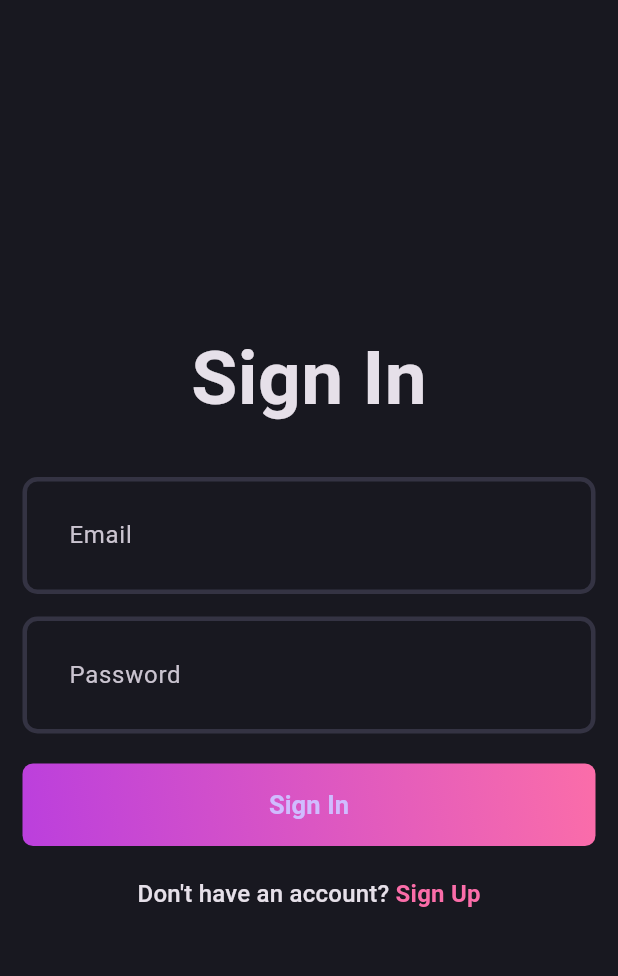
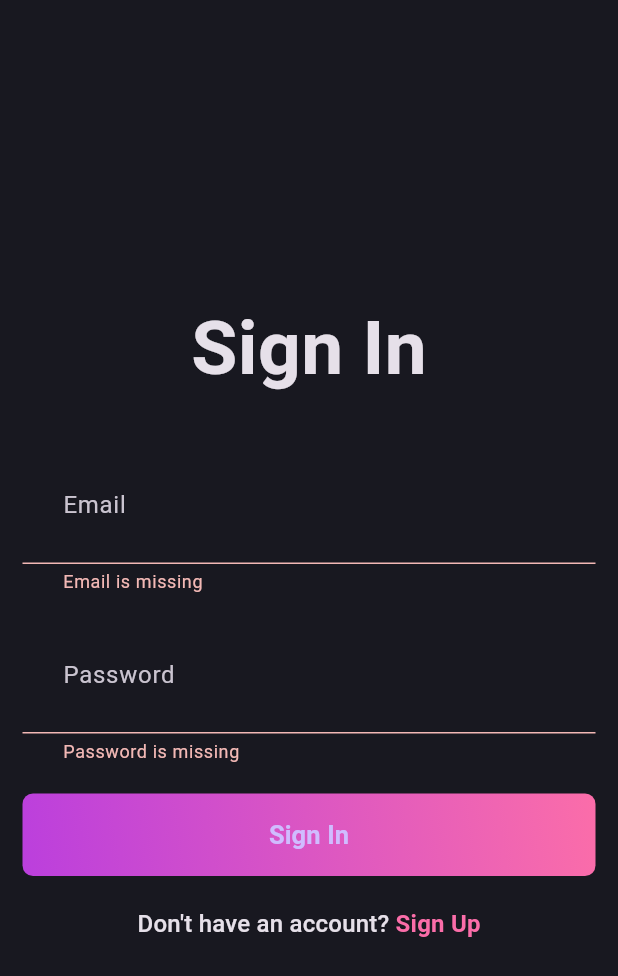
Before and after one commit to adegtun/blog_app, a Flutter app: the screen it shows after launch, after a tap on "Sign In", on a phone screen of 412 x 824 dp. Shown: the top 976 px of the screen. Run offline on Flutter 3.47's test engine with Material 3 defaults, Android fonts, the phone set to English and light mode, and no system bars; our stand-ins replace flutter_bloc, fpdart, get_it, supabase_flutter; accounts and stored records are empty.

Commit message:
setting up bloc for sign up and sign in

```diff
--- /dev/null
+++ b/lib/features/auth/domain/usecases/user_sign_in.dart
@@ -0,0 +1,23 @@
+import 'package:blog_app/core/error/failures.dart';
+import 'package:blog_app/core/usecase/usecase.dart';
+import 'package:blog_app/features/auth/domain/entities/user.dart';
+import 'package:blog_app/features/auth/domain/repository/auth_reposistory.dart';
+import 'package:fpdart/fpdart.dart';
+
+class UserSignIn implements UseCase<User, UserSignInParams> {
+  final AuthRepository authRepository;
+
+  UserSignIn(this.authRepository);
+  @override
+  Future<Either<Failure, User>> call(UserSignInParams params) async {
+    return await authRepository.signInWithEmailPassword(
+        email: params.email, password: params.password);
+  }
+}
+
+class UserSignInParams {
+  final String email;
+  final String password;
+
+  UserSignInParams({required this.email, required this.password});
+}
--- a/lib/features/auth/presentation/bloc/auth_bloc.dart
+++ b/lib/features/auth/presentation/bloc/auth_bloc.dart
@@ -1,4 +1,5 @@
 import 'package:blog_app/features/auth/domain/entities/user.dart';
+import 'package:blog_app/features/auth/domain/usecases/user_sign_in.dart';
 import 'package:blog_app/features/auth/domain/usecases/user_sign_up.dart';
 import 'package:flutter/material.dart';
 import 'package:flutter_bloc/flutter_bloc.dart';
@@ -8,15 +9,28 @@ part 'auth_state.dart';
 
 class AuthBloc extends Bloc<AuthEvent, AuthState> {
   final UserSignUp _userSignUp;
-  AuthBloc({required UserSignUp userSignUp})
+  final UserSignIn _userSignIn;
+  AuthBloc({required UserSignUp userSignUp, required UserSignIn userSignIn})
       : _userSignUp = userSignUp,
+        _userSignIn = userSignIn,
         super(AuthInitial()) {
-    on<AuthSignUp>((event, emit) async {
-      emit(AuthLoading());
-      final res = await _userSignUp(UserSignUpParams(
-          email: event.email, password: event.password, name: event.name));
-      res.fold((failure) => emit(AuthFailure(failure.message)),
-          (user) => emit(AuthSuccess(user)));
-    });
+    on<AuthSignUp>(_onAuthSignUp);
+    on<AuthSignIn>(_onAuthSignIn);
+  }
+
+  void _onAuthSignUp(AuthSignUp event, Emitter<AuthState> emit) async {
+    emit(AuthLoading());
+    final res = await _userSignUp(UserSignUpParams(
+        email: event.email, password: event.password, name: event.name));
+    res.fold((failure) => emit(AuthFailure(failure.message)),
+        (user) => emit(AuthSuccess(user)));
+  }
+
+  void _onAuthSignIn(AuthSignIn event, Emitter<AuthState> emit) async {
+    emit(AuthLoading());
+    final res = await _userSignIn(
+        UserSignInParams(email: event.email, password: event.password));
+    res.fold((failure) => emit(AuthFailure(failure.message)),
+        (user) => emit(AuthSuccess(user)));
   }
 }
--- a/lib/features/auth/presentation/bloc/auth_event.dart
+++ b/lib/features/auth/presentation/bloc/auth_event.dart
@@ -10,3 +10,10 @@ final class AuthSignUp extends AuthEvent {
 
   AuthSignUp({required this.email, required this.password, required this.name});
 }
+
+final class AuthSignIn extends AuthEvent {
+  final String email;
+  final String password;
+
+  AuthSignIn({required this.email, required this.password});
+}
--- a/lib/features/auth/presentation/pages/signin_page.dart
+++ b/lib/features/auth/presentation/pages/signin_page.dart
@@ -1,6 +1,10 @@
+import 'package:blog_app/core/common/widgets/loader.dart';
 import 'package:blog_app/core/theme/app_pallete.dart';
+import 'package:blog_app/core/utils/show_snackbar.dart';
+import 'package:blog_app/features/auth/presentation/bloc/auth_bloc.dart';
 import 'package:blog_app/features/auth/presentation/pages/signup_page.dart';
 import 'package:flutter/material.dart';
+import 'package:flutter_bloc/flutter_bloc.dart';
 
 import '../widgets/auth_field.dart';
 import '../widgets/auth_gradient_button.dart';
@@ -30,7 +34,17 @@ class _SigninPageState extends State<SigninPage> {
     return Scaffold(
       body: Padding(
         padding: const EdgeInsets.all(15.0),
-        child: Form(
+        child: BlocConsumer<AuthBloc, AuthState>(
+          listener: (context, state) {
+            if (state is AuthFailure) {
+              showSnackBar(context, state.message);
+            }
+          },
+          builder: (context, state) {
+            if (state is AuthLoading) {
+              return const Loader();
+            }
+            return Form(
               key: formKey,
               child: Column(
                 mainAxisAlignment: MainAxisAlignment.center,
@@ -47,7 +61,16 @@ class _SigninPageState extends State<SigninPage> {
                       controller: passwordController,
                       isObscureText: true),
                   const SizedBox(height: 20),
-              AuthGradientButton(buttonText: "Sign In", onPressed: () {}),
+                  AuthGradientButton(
+                      buttonText: "Sign In",
+                      onPressed: () {
+                        if (formKey.currentState!.validate()) {
+                          context.read<AuthBloc>().add(AuthSignIn(
+                                email: emailController.text.trim(),
+                                password: passwordController.text.trim(),
+                              ));
+                        }
+                      }),
                   SizedBox(height: 20),
                   GestureDetector(
                     onTap: () {
@@ -70,6 +93,8 @@ class _SigninPageState extends State<SigninPage> {
                   )
                 ],
               ),
+            );
+          },
         ),
       ),
     );
--- a/lib/init_dependencies.dart
+++ b/lib/init_dependencies.dart
@@ -2,6 +2,7 @@ import 'package:blog_app/core/secrets/app_secrets.dart';
 import 'package:blog_app/features/auth/data/datasources/auth_remote_data_source.dart';
 import 'package:blog_app/features/auth/data/repository/auth_repository_iml.dart';
 import 'package:blog_app/features/auth/domain/repository/auth_reposistory.dart';
+import 'package:blog_app/features/auth/domain/usecases/user_sign_in.dart';
 import 'package:blog_app/features/auth/domain/usecases/user_sign_up.dart';
 import 'package:blog_app/features/auth/presentation/bloc/auth_bloc.dart';
 import 'package:get_it/get_it.dart';
@@ -21,6 +22,7 @@ void _initAuth() {
   serviceLocator.registerFactory<AuthRepository>(
       () => AuthRepositoryImpl(serviceLocator()));
   serviceLocator.registerFactory(() => UserSignUp(serviceLocator()));
-  serviceLocator
-      .registerLazySingleton(() => AuthBloc(userSignUp: serviceLocator()));
+  serviceLocator.registerFactory(() => UserSignIn(serviceLocator()));
+  serviceLocator.registerLazySingleton(() =>
+      AuthBloc(userSignUp: serviceLocator(), userSignIn: serviceLocator()));
 }
```
Lines whose indentation alone changed are shown as unchanged.
